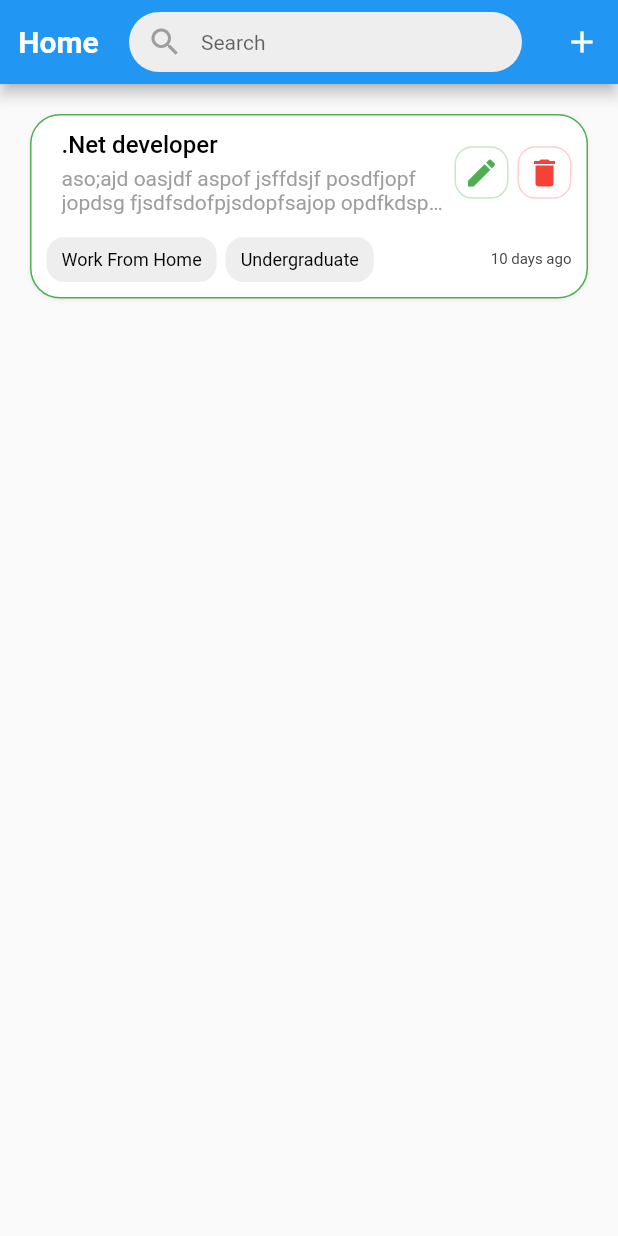
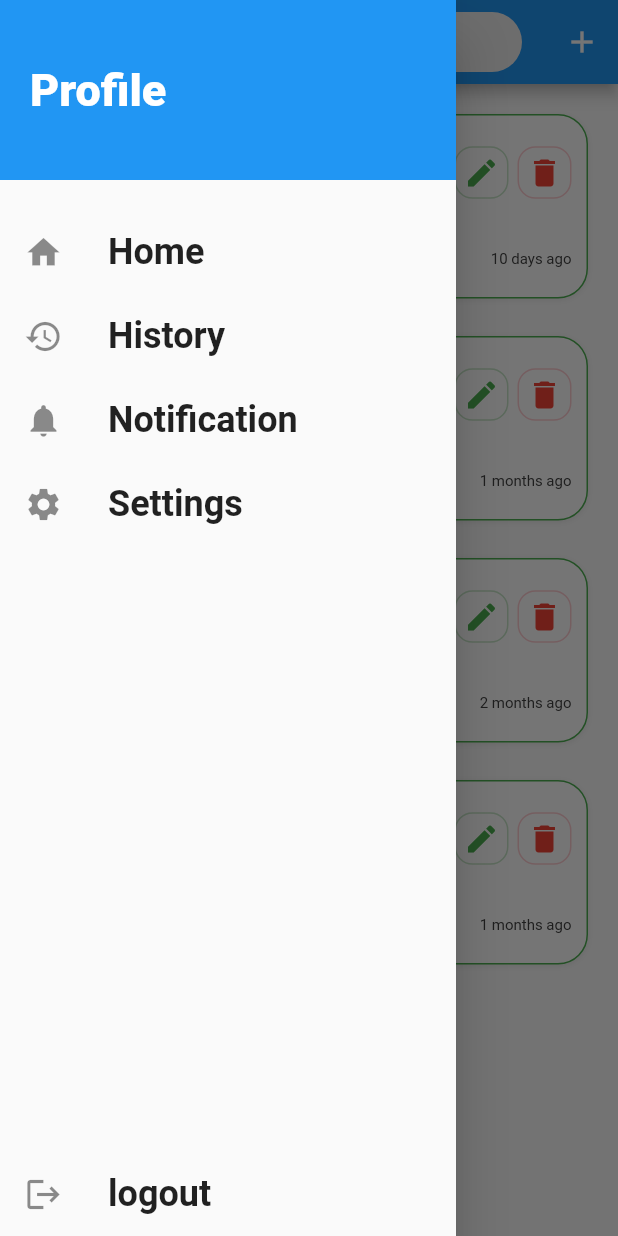
Before and after one commit to nadahanii/Int-Hire_GP, a Flutter app: the screen it shows after launch, with the side drawer open (before the commit the screen has no drawer), on a phone screen of 412 x 824 dp. Run offline on Flutter 3.47's test engine with Material 2 defaults, Android fonts, the light colour scheme and no system bars; our stand-ins replace font_awesome_flutter; Roboto replaces fonts that are missing (RobotoCondensed).

Commit message:
job details & drawer

```diff
--- /dev/null
+++ b/lib/helpers/pair.dart
@@ -0,0 +1,6 @@
+class Pair<T1, T2> {
+  final T1 item1;
+  final T2 item2;
+
+  const Pair(this.item1, this.item2);
+}
--- a/lib/models/job.dart
+++ b/lib/models/job.dart
@@ -9,7 +9,7 @@ enum Education {
 }
 
 enum Career {
-  Undergraduate,
+  Student,
   Fresh_Junior,
   Senior,
   Manager,
@@ -38,7 +38,7 @@ class Job {
   final Education educationLevel;
   final Career careerLevel;
   final JobType typeOfJob;
-  int applicants;
+  int applicantsCount;
 
   Job(
       {required this.id,
@@ -56,5 +56,5 @@ class Job {
       required this.careerLevel,
       required this.typeOfJob,
       required this.salary,
-      this.applicants = 0});
+      this.applicantsCount = 0});
 }
--- a/lib/providers/jobs.dart
+++ b/lib/providers/jobs.dart
@@ -9,7 +9,7 @@ class Jobs with ChangeNotifier {
     Job(
       id: DateFormat.yMd().format(DateTime.now()),
       isNeedCV: true,
-      careerLevel: Career.Undergraduate,
+      careerLevel: Career.Student,
       educationLevel: Education.High_School,
       requirements:
       'cfls;lfjdslkfcjsfdklfjds dl;fdjsf;lskjf;osdfsdfsdfsdfks sdkfsdojfosdj fo '
@@ -42,6 +42,111 @@ class Jobs with ChangeNotifier {
       typeOfJob: JobType.Work_From_Home,
       test: Test(),
     ),
+    Job(
+      id: DateFormat.yMd().format(DateTime.now()),
+      isNeedCV: false,
+      careerLevel: Career.Fresh_Junior,
+      educationLevel: Education.Bachelors,
+      requirements:
+      'cfls;lfjdslkfcjsfdklfjds dl;fdjsf;lskjf;osdfsdfsdfsdfks sdkfsdojfosdj fo '
+          'dkls;adksa;dkas;dkaopdfkspkdasd'
+          'asldkaspodkasp[dkasp[aks[pdaskdpa'
+          'oasdkjaposdjkaopdkaposdkjaspodkasd'
+          'osapd[kasodkoapsdkpas',
+      description: 'aso;ajd oasjdf aspof jsf'
+          'fdsjf posdfjopf jopdsg fjsdf'
+          'sdofpjsdopfsajop opdfkdspofjkdsopf ofsjkdfposdkjf dsfds'
+          'f ojfk ospdjop j jdpo fjspod fjdsop jo jsdpo fjsdpof jsdpo jsdpo fdfknlsfljk '
+          ' kljsf  dofjks dojspod jopdjf opsdj fopj pods jpdso jpo jds',
+      publishDate:
+      DateFormat.yMd().format(DateTime.now().subtract(Duration(
+        days: 36,
+      ))),
+      endDate: DateFormat.yMd().format(DateTime.now().add(Duration(
+        days: 70,
+      ))),
+      experience: '1',
+      tags: [
+        'fhhhdf',
+        'dddfghfddd',
+        'dfhdhdddd',
+        'dddhhhhdd',
+        'errer',
+      ],
+      salary: '10,000 \$',
+      title: 'flutter developer',
+      typeOfJob: JobType.Part_Time,
+      test: Test(),
+    ),
+    Job(
+      id: DateFormat.yMd().format(DateTime.now()),
+      isNeedCV: true,
+      careerLevel: Career.Manager,
+      educationLevel: Education.Luxurious,
+      requirements:
+      'cfls;lfjdslkfcjsfdklfjds dl;fdjsf;lskjf;osdfsdfsdfsdfks sdkfsdojfosdj fo '
+          'dkls;adksa;dkas;dkaopdfkspkdasd'
+          'asldkaspodkasp[dkasp[aks[pdaskdpa'
+          'oasdkjaposdjkaopdkaposdkjaspodkasd'
+          'osapd[kasodkoapsdkpas',
+      description: 'aso;ajd oasjdf aspof jsf'
+          'fdsjf posdfjopf jopdsg fjsdf'
+          'sdofpjsdopfsajop opdfkdspofjkdsopf ofsjkdfposdkjf dsfds'
+          'f ojfk ospdjop j jdpo fjspod fjdsop jo jsdpo fjsdpof jsdpo jsdpo fdfknlsfljk '
+          ' kljsf  dofjks dojspod jopdjf opsdj fopj pods jpdso jpo jds',
+      publishDate:
+      DateFormat.yMd().format(DateTime.now().subtract(Duration(
+        days: 66,
+      ))),
+      endDate: DateFormat.yMd().format(DateTime.now().add(Duration(
+        days: 12,
+      ))),
+      experience: '10 to 12',
+      tags: [
+        'gdfgdfg',
+        'gfg',
+        'sdasd',
+        'ddddd',
+      ],
+      salary: '100,000 \$',
+      title: 'CEO',
+      typeOfJob: JobType.Part_Time,
+      test: Test(),
+    ),
+    Job(
+      id: DateFormat.yMd().format(DateTime.now()),
+      isNeedCV: false,
+      careerLevel: Career.Senior,
+      educationLevel: Education.Masters,
+      requirements:
+      'cfls;lfjdslkfcjsfdklfjds dl;fdjsf;lskjf;osdfsdfsdfsdfks sdkfsdojfosdj fo '
+          'dkls;adksa;dkas;dkaopdfkspkdasd'
+          'asldkaspodkasp[dkasp[aks[pdaskdpa'
+          'oasdkjaposdjkaopdkaposdkjaspodkasd'
+          'osapd[kasodkoapsdkpas',
+      description: 'aso;ajd oasjdf aspof jsf'
+          'fdsjf posdfjopf jopdsg fjsdf'
+          'sdofpjsdopfsajop opdfkdspofjkdsopf ofsjkdfposdkjf dsfds'
+          'f ojfk ospdjop j jdpo fjspod fjdsop jo jsdpo fjsdpof jsdpo jsdpo fdfknlsfljk '
+          ' kljsf  dofjks dojspod jopdjf opsdj fopj pods jpdso jpo jds',
+      publishDate:
+      DateFormat.yMd().format(DateTime.now().subtract(Duration(
+        days: 30,
+      ))),
+      endDate: DateFormat.yMd().format(DateTime.now().add(Duration(
+        days: 165,
+      ))),
+      experience: '8',
+      tags: [
+        'qewdfsad',
+        'ghjkhjyth',
+        'dfsd',
+      ],
+      salary: '20,000 \$',
+      title: 'frontend developer',
+      typeOfJob: JobType.Internship,
+      test: Test(),
+    ),
   ];
 
   List<Job> get items {
--- a/lib/screens/home_screen.dart
+++ b/lib/screens/home_screen.dart
@@ -4,6 +4,7 @@ import 'package:history_feature/widgets/jobs_list.dart';
 import 'package:provider/provider.dart';
 
 import '../providers/jobs.dart';
+import '../widgets/main_drawer.dart';
 
 class Home extends StatelessWidget {
   const Home({Key? key}) : super(key: key);
@@ -11,12 +12,13 @@ class Home extends StatelessWidget {
   @override
   Widget build(BuildContext context) {
     return Scaffold(
+        drawer: MainDrawer(),
         appBar: AppBar(
           actions: [
             IconButton(
               icon: Icon(Icons.add),
               onPressed: () {
-                Navigator.of(context).push(MaterialPageRoute(builder: (ctx){
+                Navigator.of(context).push(MaterialPageRoute(builder: (ctx) {
                   return JobOperations();
                 }));
               },
@@ -25,10 +27,13 @@ class Home extends StatelessWidget {
           leading: Center(
             child: Padding(
               padding: const EdgeInsets.only(left: 8.0, right: 0),
-              child: Text('Home',style: TextStyle(
-                fontSize: 20.0,
-                fontWeight: FontWeight.bold,
-              ),),
+              child: Text(
+                'Home',
+                style: TextStyle(
+                  fontSize: 20.0,
+                  fontWeight: FontWeight.bold,
+                ),
+              ),
             ),
           ),
           title: Container(
--- a/lib/screens/job_operations_screen.dart
+++ b/lib/screens/job_operations_screen.dart
@@ -3,15 +3,9 @@ import 'package:history_feature/models/job.dart';
 import 'package:intl/intl.dart';
 import 'package:provider/provider.dart';
 
+import '../helpers/pair.dart';
 import '../models/test.dart';
 import '../providers/jobs.dart';
-
-class Pair<T1, T2> {
-  final T1 item1;
-  final T2 item2;
-
-  const Pair(this.item1, this.item2);
-}
 
 class JobOperations extends StatefulWidget {
   final Job? job;
@@ -37,7 +31,7 @@ class _JobOperationsState extends State<JobOperations> {
     Pair('Luxurious Degree', Education.Luxurious),
   ];
   final List<Pair<String, Career>> _careerList = const [
-    Pair('Undergraduate', Career.Undergraduate),
+    Pair('Student', Career.Student),
     Pair('Fresh & Junior', Career.Fresh_Junior),
     Pair('Senior', Career.Senior),
     Pair('Manager', Career.Manager),
@@ -382,7 +376,7 @@ class _JobOperationsState extends State<JobOperations> {
                           listen: false,
                         ).updateJob(job);
                       }
-                      Navigator.of(context).pop();
+                      Navigator.of(context).pop(job);
                     },
                     child: const Text('Add test'),
                   ),
--- a/lib/widgets/job_item.dart
+++ b/lib/widgets/job_item.dart
@@ -1,5 +1,6 @@
 import 'package:flutter/material.dart';
 import 'package:font_awesome_flutter/font_awesome_flutter.dart';
+import 'package:history_feature/screens/job_details.dart';
 import 'package:intl/intl.dart';
 import 'package:provider/provider.dart';
 
@@ -26,7 +27,15 @@ class JobItem extends StatelessWidget {
 
   @override
   Widget build(BuildContext context) {
-    return Container(
+    return InkWell(
+      onTap: () {
+        Navigator.of(context).push(MaterialPageRoute(builder: (ctx) {
+          return JobDetails(
+            job: job,
+          );
+        }));
+      },
+      child: Container(
           padding: EdgeInsets.all(10),
           margin: EdgeInsets.only(bottom: 15),
           decoration: BoxDecoration(
@@ -62,6 +71,8 @@ class JobItem extends StatelessWidget {
                             crossAxisAlignment: CrossAxisAlignment.start,
                             children: [
                               Text(job.title,
+                                  maxLines: 1,
+                                  overflow: TextOverflow.ellipsis,
                                   style: TextStyle(
                                     color: Colors.black,
                                     fontSize: 16,
@@ -89,8 +100,11 @@ class JobItem extends StatelessWidget {
                           children: [
                             InkWell(
                               onTap: () {
-                              Navigator.of(context).push(MaterialPageRoute(builder: (ctx){
-                                return JobOperations(job: job,);
+                                Navigator.of(context)
+                                    .push(MaterialPageRoute(builder: (ctx) {
+                                  return JobOperations(
+                                    job: job,
+                                  );
                                 }));
                               },
                               child: Container(
@@ -117,17 +131,20 @@ class JobItem extends StatelessWidget {
                                   builder: (BuildContext context) {
                                     return AlertDialog(
                                       title: const Text("Delete Confirmation"),
-                                  content: const Text("Are you sure you want to delete this item?"),
+                                      content: const Text(
+                                          "Are you sure you want to delete this item?"),
                                       actions: [
                                         TextButton(
                                             onPressed: () {
-                                          Provider.of<Jobs>(context,listen: false).removeJob(job);
+                                              Provider.of<Jobs>(context,
+                                                      listen: false)
+                                                  .removeJob(job);
                                               Navigator.of(context).pop();
                                             },
-                                        child: const Text("Delete")
-                                    ),
+                                            child: const Text("Delete")),
                                         TextButton(
-                                      onPressed: () => Navigator.of(context).pop(),
+                                          onPressed: () =>
+                                              Navigator.of(context).pop(),
                                           child: const Text("Cancel"),
                                         ),
                                       ],
@@ -214,6 +231,7 @@ class JobItem extends StatelessWidget {
                 ],
               ),
             ],
-        ));
+          )),
+    );
   }
 }
--- /dev/null
+++ b/lib/widgets/main_drawer.dart
@@ -0,0 +1,77 @@
+import 'package:flutter/material.dart';
+import 'package:history_feature/screens/home_screen.dart';
+
+import '../HistoryHomePage.dart';
+
+class MainDrawer extends StatelessWidget {
+  Widget buildListTile(String title, IconData icon, void Function()? tapHandler) {
+    return ListTile(
+      leading: Icon(
+        icon,
+        size: 26,
+      ),
+      title: Text(
+        title,
+        style: TextStyle(
+          fontFamily: 'RobotoCondensed',
+          fontSize: 24,
+          fontWeight: FontWeight.bold,
+        ),
+      ),
+      onTap: tapHandler,
+    );
+  }
+
+  @override
+  Widget build(BuildContext context) {
+    return Drawer(
+      child: Column(
+        children: <Widget>[
+          Container(
+            height: 120,
+            width: double.infinity,
+            padding: EdgeInsets.all(20),
+            alignment: Alignment.centerLeft,
+            color: Theme.of(context).primaryColor,
+            child: Text(
+              'Profile',
+              style: TextStyle(
+                  fontWeight: FontWeight.w900,
+                  fontSize: 30,
+                  color: Colors.white),
+            ),
+          ),
+          SizedBox(
+            height: 20,
+          ),
+          buildListTile('Home', Icons.home, () {
+            Navigator.of(context).pushReplacement(MaterialPageRoute(builder: (ctx) {
+              return Home();
+            }));
+          }),
+          buildListTile('History', Icons.history, () {
+            Navigator.of(context).pushReplacement(MaterialPageRoute(builder: (ctx) {
+              return HistoryHomePage();
+            }));
+          }),
+          buildListTile('Notification', Icons.notifications, () {
+            Navigator.of(context).pushReplacement(MaterialPageRoute(builder: (ctx) {
+              return Home();
+            }));
+          }),
+          buildListTile('Settings', Icons.settings, () {
+            Navigator.of(context).pushReplacement(MaterialPageRoute(builder: (ctx) {
+              return Home();
+            }));
+          }),
+          Spacer(),
+          buildListTile('logout', Icons.logout, () {
+            Navigator.of(context).pushReplacement(MaterialPageRoute(builder: (ctx) {
+              return Home();
+            }));
+          }),
+        ],
+      ),
+    );
+  }
+}
```
Also changed, not shown: lib/HistoryHomePage.dart (+2 -9 lines), lib/screens/job_details.dart (added, +386 -0 lines). Lines whose indentation alone changed are shown as unchanged.
